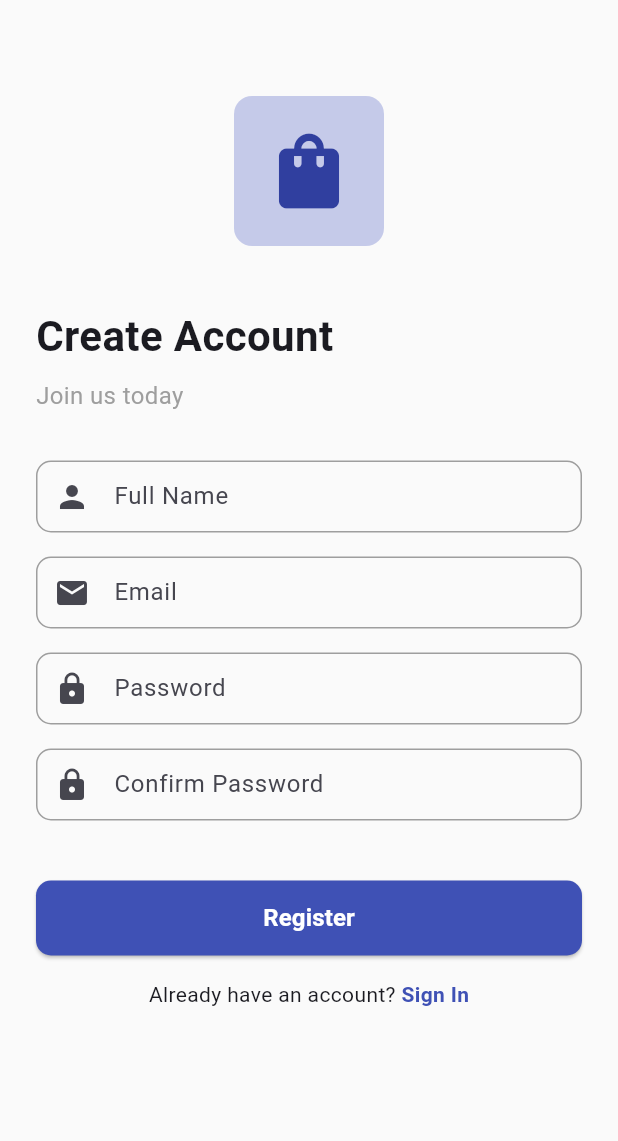
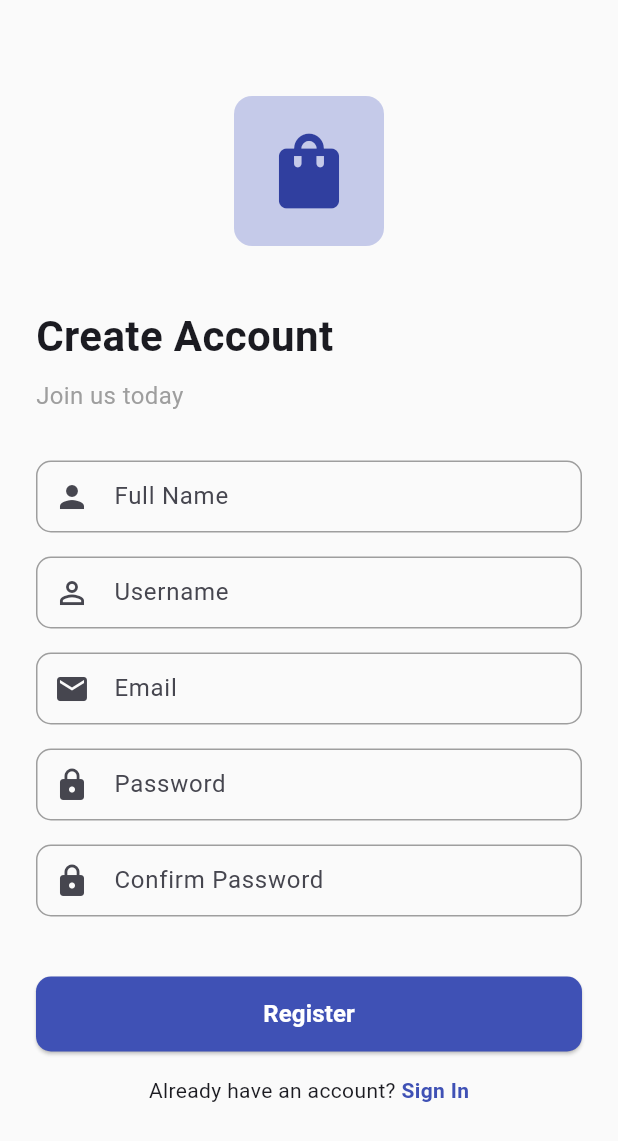
Before and after one commit to Eranga999/Flutter_pos, a Flutter app: the screen it shows after launch, after a tap on "Login", after a tap on "Register", on a phone screen of 412 x 824 dp. Shown: the top 1141 px of the screen. Run offline on Flutter 3.47's test engine with Material 3 defaults, Android fonts, the light colour scheme and no system bars; our stand-ins replace shared_preferences; accounts and stored records are empty; network calls fail.

Commit message:
Add admin home screen and enhance auth with user data
Introduces AdminHomeScreen with navigation and menu options. Updates AuthProvider to persist user data using SharedPreferences and supports username in registration and login. RegisterScreen now includes a username field and validation.

```diff
--- a/zors_pos_mobile/lib/providers/auth_provider.dart
+++ b/zors_pos_mobile/lib/providers/auth_provider.dart
@@ -1,4 +1,6 @@
 import 'package:flutter/material.dart';
+import 'package:shared_preferences/shared_preferences.dart';
+import 'dart:convert';
 import '../models/user.dart';
 import '../services/api_service.dart';
 
@@ -19,18 +21,43 @@ class AuthProvider extends ChangeNotifier {
 
   Future<void> _checkAuthStatus() async {
     final token = await ApiService.getToken();
-    _isAuthenticated = token != null;
+    if (token != null) {
+      // Load user data from SharedPreferences
+      final prefs = await SharedPreferences.getInstance();
+      final userData = prefs.getString('userData');
+      if (userData != null) {
+        try {
+          _user = User.fromJson(jsonDecode(userData));
+          _isAuthenticated = true;
+        } catch (e) {
+          _isAuthenticated = false;
+          _user = null;
+        }
+      } else {
+        _isAuthenticated = true; // Token exists but no user data
+      }
+    } else {
+      _isAuthenticated = false;
+      _user = null;
+    }
     notifyListeners();
   }
 
-  Future<bool> login(String email, String password) async {
+  Future<bool> login(String username, String password) async {
     _isLoading = true;
     _error = null;
     notifyListeners();
 
     try {
-      final result = await ApiService.login(email, password);
+      final result = await ApiService.login(username, password);
       if (result['success']) {
+        // Store user data from the response
+        if (result['data'] != null && result['data']['user'] != null) {
+          _user = User.fromJson(result['data']['user']);
+          // Save user data to SharedPreferences
+          final prefs = await SharedPreferences.getInstance();
+          await prefs.setString('userData', jsonEncode(result['data']['user']));
+        }
         _isAuthenticated = true;
         _error = null;
         _isLoading = false;
@@ -50,13 +77,18 @@ class AuthProvider extends ChangeNotifier {
     }
   }
 
-  Future<bool> register(String name, String email, String password) async {
+  Future<bool> register(
+    String name,
+    String username,
+    String email,
+    String password,
+  ) async {
     _isLoading = true;
     _error = null;
     notifyListeners();
 
     try {
-      final result = await ApiService.register(name, email, password);
+      final result = await ApiService.register(name, username, email, password);
       if (result['success']) {
         _isAuthenticated = true;
         _error = null;
@@ -79,6 +111,9 @@ class AuthProvider extends ChangeNotifier {
 
   Future<void> logout() async {
     await ApiService.clearToken();
+    // Clear user data from SharedPreferences
+    final prefs = await SharedPreferences.getInstance();
+    await prefs.remove('userData');
     _user = null;
     _isAuthenticated = false;
     notifyListeners();
--- a/zors_pos_mobile/lib/screens/register_screen.dart
+++ b/zors_pos_mobile/lib/screens/register_screen.dart
@@ -15,6 +15,7 @@ class RegisterScreen extends StatefulWidget {
 
 class _RegisterScreenState extends State<RegisterScreen> {
   final _nameController = TextEditingController();
+  final _usernameController = TextEditingController();
   final _emailController = TextEditingController();
   final _passwordController = TextEditingController();
   final _confirmPasswordController = TextEditingController();
@@ -23,6 +24,7 @@ class _RegisterScreenState extends State<RegisterScreen> {
   @override
   void dispose() {
     _nameController.dispose();
+    _usernameController.dispose();
     _emailController.dispose();
     _passwordController.dispose();
     _confirmPasswordController.dispose();
@@ -69,10 +71,7 @@ class _RegisterScreenState extends State<RegisterScreen> {
                       const SizedBox(height: 8),
                       const Text(
                         'Join us today',
-                        style: TextStyle(
-                          fontSize: 16,
-                          color: Colors.grey,
-                        ),
+                        style: TextStyle(fontSize: 16, color: Colors.grey),
                       ),
                       const SizedBox(height: 32),
                       CustomTextField(
@@ -83,6 +82,22 @@ class _RegisterScreenState extends State<RegisterScreen> {
                         validator: (value) {
                           if (value == null || value.isEmpty) {
                             return 'Name is required';
+                          }
+                          return null;
+                        },
+                      ),
+                      const SizedBox(height: 16),
+                      CustomTextField(
+                        label: 'Username',
+                        hint: 'Enter your username',
+                        controller: _usernameController,
+                        prefixIcon: const Icon(Icons.person_outline),
+                        validator: (value) {
+                          if (value == null || value.isEmpty) {
+                            return 'Username is required';
+                          }
+                          if (value.length < 3) {
+                            return 'Username must be at least 3 characters';
                           }
                           return null;
                         },
@@ -159,12 +174,15 @@ class _RegisterScreenState extends State<RegisterScreen> {
                           if (_formKey.currentState!.validate()) {
                             final success = await authProvider.register(
                               _nameController.text,
+                              _usernameController.text,
                               _emailController.text,
                               _passwordController.text,
                             );
                             if (success && mounted) {
                               ScaffoldMessenger.of(context).showSnackBar(
-                                const SnackBar(content: Text('Registration successful')),
+                                const SnackBar(
+                                  content: Text('Registration successful'),
+                                ),
                               );
                             }
                           }
```
Also changed, not shown: zors_pos_mobile/lib/screens/admin_home_screen.dart (added, +253 -0 lines).
